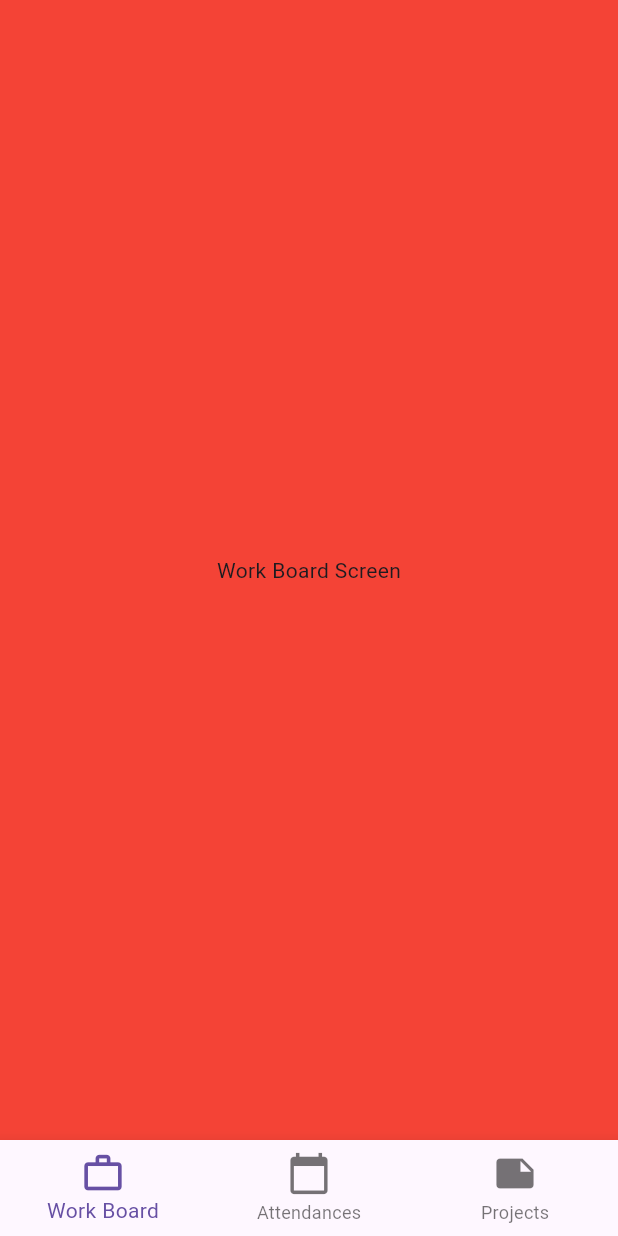
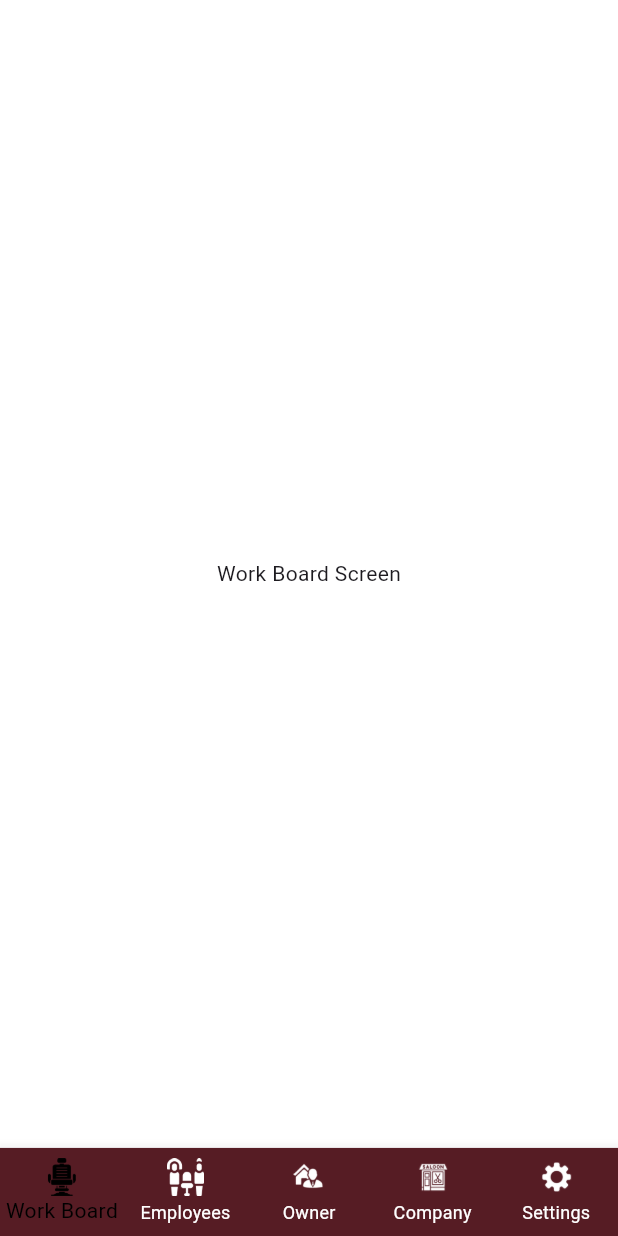
Before and after one commit to fathimanasrinvk/rab_salonapp, a Flutter app: the StatusNavigationBar screen opened directly, on a phone screen of 412 x 824 dp. Run offline on Flutter 3.47's test engine with Material 3 defaults, Android fonts, the phone set to English and light mode, and no system bars; our stand-ins replace google_fonts.

Commit message:
bottom navigation added

```diff
--- a/lib/presentation/bottom_navigation_screen/view/bottom_navigation_screen.dart
+++ b/lib/presentation/bottom_navigation_screen/view/bottom_navigation_screen.dart
@@ -1,4 +1,5 @@
 import 'package:flutter/material.dart';
+import 'package:rab_salon/core/constants/color_constants.dart';
 
 void main() {
   runApp(MaterialApp(
@@ -19,35 +20,53 @@ class _StatusNavigationBarState extends State<StatusNavigationBar> {
   // List of screens corresponding to the tab index
   final List<Widget> _screens = [
     Container(
-      color: Colors.red,
-      child: Center(child: Text("Work Board Screen")),
-    ),
+        color: Colors.white, child: Center(child: Text("Work Board Screen"))),
     Container(
-      color: Colors.green,
-      child: Center(child: Text("Attendances Screen")),
-    ),
+        color: Colors.white, child: Center(child: Text("Attendances Screen"))),
     Container(
-      color: Colors.blue,
-      child: Center(child: Text("Projects Screen")),
-    ),
+        color: Colors.white, child: Center(child: Text("Projects Screen"))),
+    Container(
+        color: Colors.white, child: Center(child: Text("Reports Screen"))),
+    Container(
+        color: Colors.white, child: Center(child: Text("Settings Screen"))),
   ];
 
-  // List of icons and text for each bottom navigation item
+  // List of images, text, and color for each bottom navigation item
   final List<Map<String, dynamic>> _navItems = [
     {
-      "icon": Image.asset(""),
+      "icon": "assets/images/serviceinactivebottom.png",
       "text": "Work Board",
-      "activeIcon": Icons.work_outline, // Active icon when selected
+      "activeIcon": "assets/images/serviceactivebottom.png",
+      "activeColor": ColorTheme.black,
+      "inactiveColor": ColorTheme.white,
     },
     {
-      "icon": Icons.calendar_today,
-      "text": "Attendances",
-      "activeIcon": Icons.calendar_today_outlined,
+      "icon": "assets/images/employeesinactivebottom.png",
+      "text": "Employees",
+      "activeIcon": "assets/images/employeesactivebottom.png",
+      "activeColor": ColorTheme.black,
+      "inactiveColor": ColorTheme.white,
     },
     {
-      "icon": Icons.note,
-      "text": "Projects",
-      "activeIcon": Icons.note_add_outlined,
+      "icon": "assets/images/ownerinactivebottom.png",
+      "text": "Owner",
+      "activeIcon": "assets/images/owneractivebottom.png",
+      "activeColor": ColorTheme.black,
+      "inactiveColor": ColorTheme.white,
+    },
+    {
+      "icon": "assets/images/companyinactivebottom.png",
+      "text": "Company",
+      "activeIcon": "assets/images/companyactivebottom.png",
+      "activeColor": ColorTheme.black,
+      "inactiveColor": ColorTheme.white,
+    },
+    {
+      "icon": "assets/images/settingsinactivebottom.png",
+      "text": "Settings",
+      "activeIcon": "assets/images/settingsactivebottom.png",
+      "activeColor": ColorTheme.black,
+      "inactiveColor": ColorTheme.white,
     },
   ];
 
@@ -60,21 +79,33 @@ class _StatusNavigationBarState extends State<StatusNavigationBar> {
 
   @override
   Widget build(BuildContext context) {
+    var size = MediaQuery.sizeOf(context);
+
     return Scaffold(
       body: _screens[_selectedIndex], // Show the selected screen
       bottomNavigationBar: BottomNavigationBar(
         currentIndex: _selectedIndex,
         onTap: _onItemTapped,
+        type: BottomNavigationBarType.fixed,
+        backgroundColor: ColorTheme.maincolor, // Change background color
         items: List.generate(_navItems.length, (index) {
           final item = _navItems[index];
           return BottomNavigationBarItem(
-            icon: Icon(
+            icon: Image.asset(
               _selectedIndex == index ? item["activeIcon"] : item["icon"],
-              size: 30,
+              width: size.width * .06,
+              height: size.height * .03,
             ),
             label: item["text"],
+            // Change the text color based on selection
+            backgroundColor: Colors.white,
           );
         }),
+        selectedLabelStyle:
+            TextStyle(color: _navItems[_selectedIndex]['activeColor']),
+        unselectedLabelStyle: TextStyle(color: Colors.grey),
+        selectedItemColor: _navItems[_selectedIndex]['activeColor'],
+        unselectedItemColor: ColorTheme.white,
       ),
     );
   }
```
